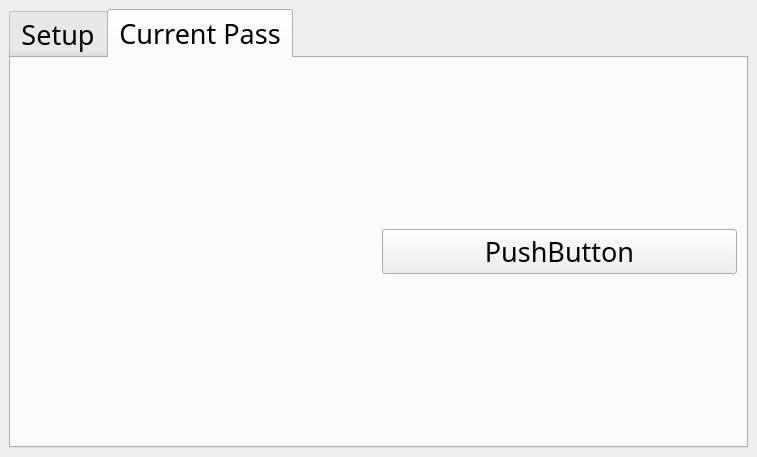
First picture: the form in AmsatGUI-small.ui, repository dl3jop/PARST, before the edit.
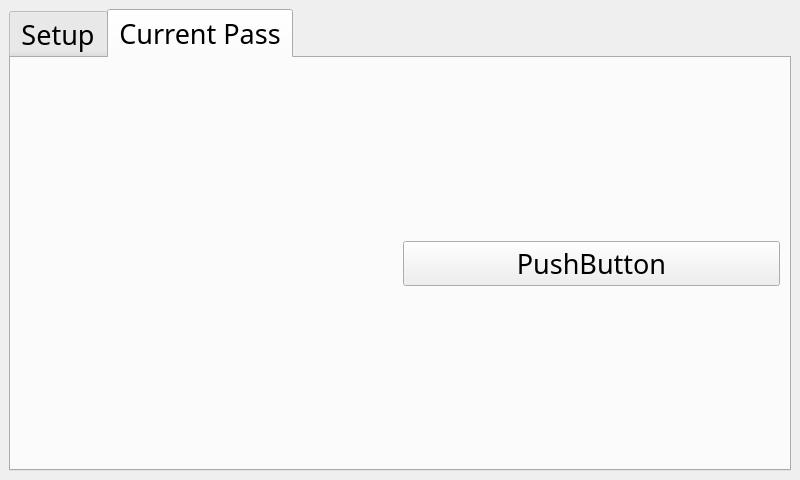
Second picture: the form after the edit.

Commit message: Fixed minor bugs in demod chain

```diff
--- a/AmsatGUI-small.ui
+++ b/AmsatGUI-small.ui
@@ -9,8 +9,8 @@
    <rect>
     <x>0</x>
     <y>0</y>
-    <width>757</width>
-    <height>457</height>
+    <width>800</width>
+    <height>480</height>
    </rect>
   </property>
   <property name="sizePolicy">
```
The commit also changes 1 other file.
